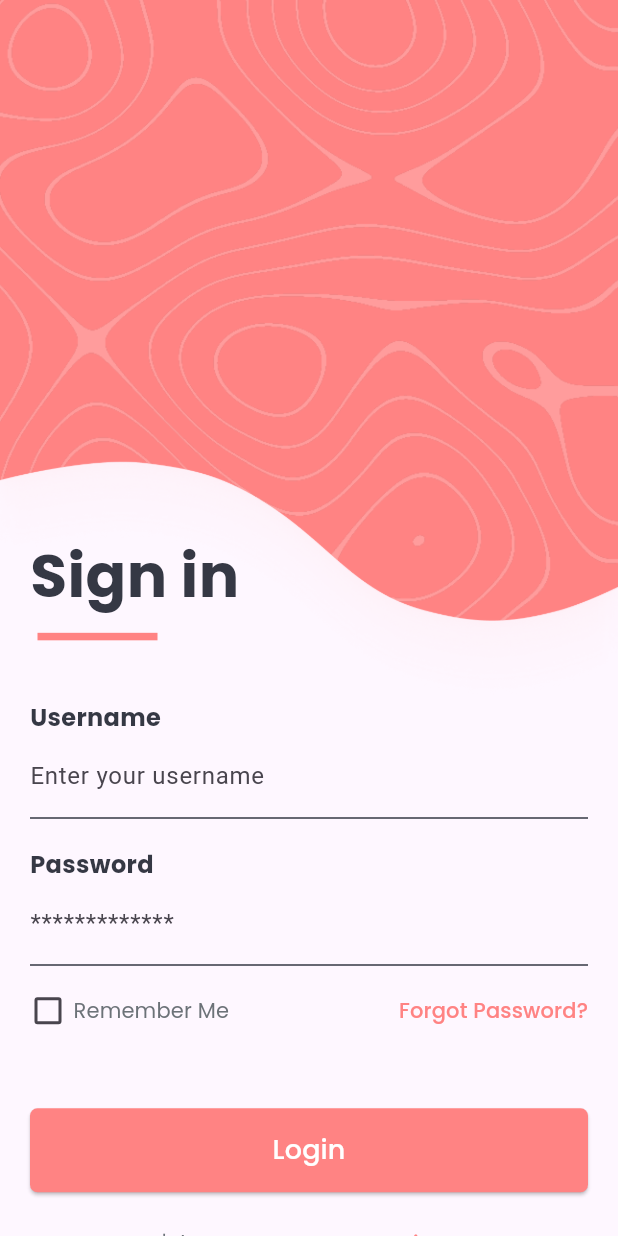
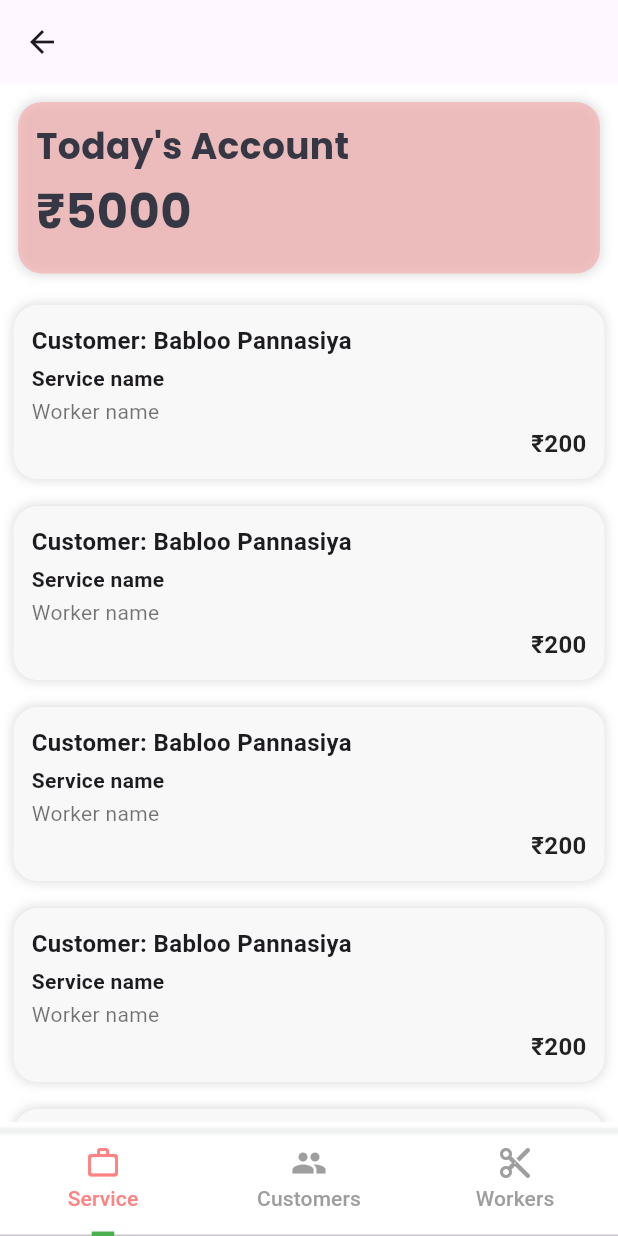
Before and after one commit to MayankPatil-25/white-label-business-app, a Flutter app: the LoginPage screen opened directly, after a tap on "Login", on a phone screen of 412 x 824 dp. Run offline on Flutter 3.47's test engine with Material 3 defaults, Android fonts, the phone set to English and light mode, and no system bars.

Commit message:
The Nhavi App: HomePage - Added the Tabbed home page, set icons, and creating listing. Work in progress.

```diff
--- a/lib/authentication/login_page.dart
+++ b/lib/authentication/login_page.dart
@@ -1,4 +1,5 @@
 import 'package:flutter/material.dart';
+import 'package:white_label_business_app/home_tabbar/home_tabbed_page.dart';
 
 import '../common/widgets/custom_widgets.dart';
 import '../constants/color_constants.dart';
@@ -94,7 +95,7 @@ class LoginPage extends StatelessWidget {
     var loginButtonWidget = SizedBox(
         width: double.infinity,
         child: ElevatedButton(
-            onPressed: () {},
+            onPressed: () => onLoginClicked(context),
             style: ElevatedButton.styleFrom(
               backgroundColor: MColors.primaryAppColor,
               shape: RoundedRectangleBorder(
@@ -166,4 +167,9 @@ class LoginPage extends StatelessWidget {
   void onForgotPasswordClicked() {}
 
   void onSignUpClicked() {}
+
+  void onLoginClicked(BuildContext context) {
+
+    Navigator.of(context).push(MaterialPageRoute(builder: (context) => HomeTabbedPage()));
+  }
 }
--- a/lib/common/widgets/custom_widgets.dart
+++ b/lib/common/widgets/custom_widgets.dart
@@ -25,6 +25,7 @@ class MCustomWidgets {
             fontSize: 16,
           )),
       TextField(
+          obscureText: isSecure,
           decoration: InputDecoration(
               labelText: hintText,
               hintText: caption,
--- a/lib/constants/color_constants.dart
+++ b/lib/constants/color_constants.dart
@@ -11,4 +11,6 @@ class MColors {
   static const Color textFieldSelectedColor = primaryAppColor;
 
   static const Color buttonTextColor = Colors.white;
+  static const Color pageBackgroundColor = Colors.white;
+  static const Color listItemColor = Color.fromARGB(255, 248, 248, 248);
 }
--- /dev/null
+++ b/lib/home_tabbar/common_views/custom_list_item.dart
@@ -0,0 +1,65 @@
+import 'package:flutter/material.dart';
+import 'package:white_label_business_app/constants/color_constants.dart';
+
+class CustomerCard extends StatelessWidget {
+  final String customerName;
+  final String serviceName;
+  final String workerName;
+  final String price;
+
+  CustomerCard({
+    required this.customerName,
+    required this.serviceName,
+    required this.workerName,
+    required this.price,
+  });
+
+
+  @override
+  Widget build(BuildContext context) {
+    return Container(
+      padding: EdgeInsets.all(12),
+      decoration: BoxDecoration(
+        color: MColors.listItemColor,
+        borderRadius: BorderRadius.circular(16),
+        boxShadow: [
+          BoxShadow(
+            color: Colors.black12,
+            blurRadius: 5,
+            spreadRadius: 1,
+          ),
+        ],
+      ),
+      child: Column(
+        crossAxisAlignment: CrossAxisAlignment.start,
+        children: [
+          Text(
+            "Customer: $customerName",
+            style: TextStyle(fontSize: 16, fontWeight: FontWeight.bold),
+          ),
+          SizedBox(height: 4),
+          Text(
+            serviceName,
+            style: TextStyle(fontSize: 14, fontWeight: FontWeight.bold),
+          ),
+          SizedBox(height: 2),
+          Text(
+            workerName,
+            style: TextStyle(fontSize: 14, color: Colors.black54),
+          ),
+          Align(
+            alignment: Alignment.centerRight,
+            child: Text(
+              price,
+              style: TextStyle(
+                fontSize: 16,
+                fontWeight: FontWeight.bold,
+                color: Colors.black87,
+              ),
+            ),
+          ),
+        ],
+      ),
+    );
+  }
+}
--- /dev/null
+++ b/lib/home_tabbar/home_tabbed_page.dart
@@ -0,0 +1,97 @@
+import 'package:flutter/material.dart';
+import 'package:white_label_business_app/constants/color_constants.dart';
+import 'package:white_label_business_app/home_tabbar/services_tab/services_page.dart';
+
+class HomeTabbedPage extends StatefulWidget {
+  @override
+  _HomeTabbedPageState createState() => _HomeTabbedPageState();
+}
+
+class _HomeTabbedPageState extends State<HomeTabbedPage> with SingleTickerProviderStateMixin  {
+  late TabController _tabController;
+
+  @override void initState() {
+    super.initState();
+    _tabController = TabController(length: 3, vsync: this);
+  }
+
+  @override void dispose() {
+    _tabController.dispose();
+    super.dispose();
+  }
+
+  @override
+  Widget build(BuildContext context) {
+    return DefaultTabController(
+      length: 3, // Number of tabs
+      child: Scaffold(
+        backgroundColor: MColors.pageBackgroundColor,
+        appBar: AppBar(title: Text('')),
+        bottomNavigationBar:
+        Column(
+          mainAxisSize: MainAxisSize.min,
+          spacing: 0,
+          mainAxisAlignment: MainAxisAlignment.end,
+          children: [
+            Padding(padding: EdgeInsets.zero, child:
+            Container(height: 2,width: double.infinity,
+            decoration: BoxDecoration(
+                boxShadow: [
+                  BoxShadow(
+                    color: MColors.secondaryTextColor.withAlpha(30), // Shadow color with opacity
+                    offset: Offset(0, 5), // Negative Y value to create a top shadow
+                    blurRadius: 1, // Adjust the blur of the shadow
+                    spreadRadius: 1, // Adjust the spread of the shadow
+                  ),
+                ]))),
+            TabBar(
+            controller: _tabController,
+            labelColor: MColors.primaryAppColor, // Selected text/icon color
+            unselectedLabelColor: Colors.grey, // Unselected color
+            indicatorSize: TabBarIndicatorSize.label,
+            // Indicator size
+            indicator:  UnderlineTabIndicator( // Moves selection to top
+              borderSide: BorderSide(color: Colors.green, width: 3), // Green top bar
+              insets: EdgeInsets.symmetric(horizontal: 16), // Adjust width
+            ), // Adjust width
+            tabs: [
+              Tab(icon: Icon(Icons.work_outline_rounded), text: "Service"),
+              Tab(icon: Icon(Icons.people), text: "Customers"),
+              Tab(icon: Icon(Icons.cut_rounded), text: "Workers"),
+            ],
+
+    )]),
+        body: TabBarView(
+          controller: _tabController,
+          children: [
+            ServicesPage(),
+            SearchScreen(),
+            ProfileScreen(),
+          ],
+        ),
+      ),
+    );
+  }
+}
+
+class SearchScreen extends StatelessWidget {
+  @override
+  Widget build(BuildContext context) {
+    return
+
+      Scaffold( backgroundColor: Colors.brown,
+          body: Container(alignment: Alignment.center,
+              child: TextButton(onPressed: () {
+                Navigator.of(context).push( MaterialPageRoute(builder: (context) => ServicesPage()));
+              },
+                  child: Text("Navigate"))));
+  }
+}
+
+class ProfileScreen extends StatelessWidget {
+  @override
+  Widget build(BuildContext context) {
+    return Center(
+        child: Text("Profile Screen", style: TextStyle(fontSize: 20)));
+  }
+}
--- /dev/null
+++ b/lib/home_tabbar/services_tab/services_page.dart
@@ -0,0 +1,63 @@
+
+
+import 'package:flutter/cupertino.dart';
+import 'package:flutter/material.dart';
+import 'package:white_label_business_app/common/widgets/custom_widgets.dart';
+import 'package:white_label_business_app/home_tabbar/common_views/custom_list_item.dart';
+
+import '../../constants/color_constants.dart';
+import '../home_tabbed_page.dart';
+
+class ServicesPage extends StatelessWidget {
+
+  final List<String> items = List.generate(15, (index) => "Item $index");
+
+  @override
+  Widget build(BuildContext context) {
+
+    return Scaffold( backgroundColor: MColors.pageBackgroundColor,
+      body: SizedBox(
+     child:  Column(
+    children:  [Expanded(flex: 2, child:
+    Container(margin: EdgeInsets.all(12),
+        width: double.infinity,
+        padding: EdgeInsets.all(12),
+        decoration: BoxDecoration(
+          color: MColors.primaryAppColor.withAlpha(100),
+          borderRadius: BorderRadius.circular(16),
+          boxShadow: [
+            BoxShadow(
+              color: Colors.black12,
+              blurRadius: 5,
+              spreadRadius: 1,
+            ),
+          ],
+        ),
+        child: Column(
+            crossAxisAlignment: CrossAxisAlignment.start,
+            children: [
+              Text('Today\'s Account', style: MCustomWidgets.textStyle(fontSize: 24, fontWeight: FontWeight.w600)),
+              SizedBox(height: 4),
+              Text("₹5000", style: MCustomWidgets.textStyle(fontSize: 32, fontWeight: FontWeight.bold)),
+              SizedBox(height: 2)]
+        )
+      )
+    ),
+
+      Expanded(flex: 8, child:
+      ListView.builder(
+        itemCount: items.length,
+        itemBuilder: (context, index) {
+          return Padding(padding: EdgeInsets.all(9),
+          child: CustomerCard(
+            customerName: "Babloo Pannasiya",
+            serviceName: "Service name",
+            workerName: "Worker name",
+            price: "₹200",
+          ));
+        }))
+      ])
+      )
+    );
+  }
+}
```
